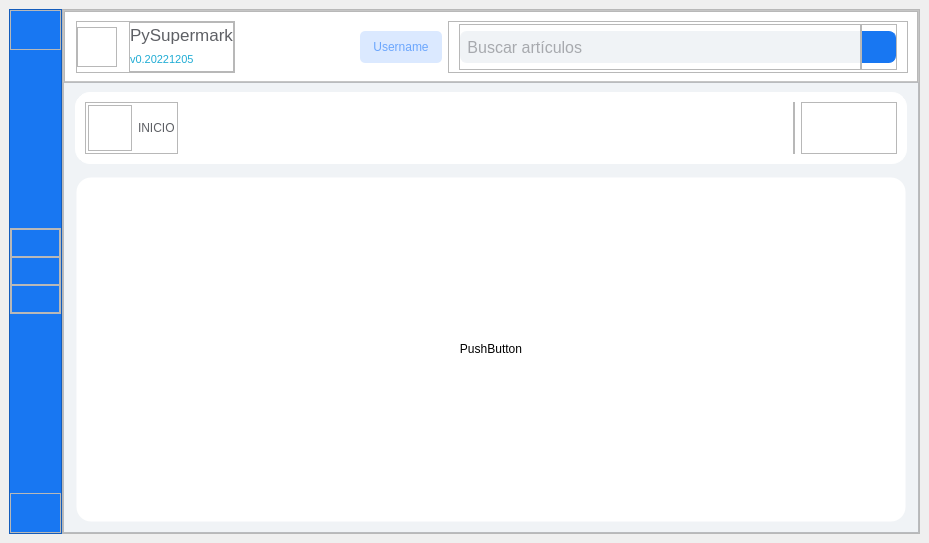
This is views/MainView2.ui in fgmc125/Py-Supermark-1KPG5 as Qt 5 draws it before an edit. The edited form follows.
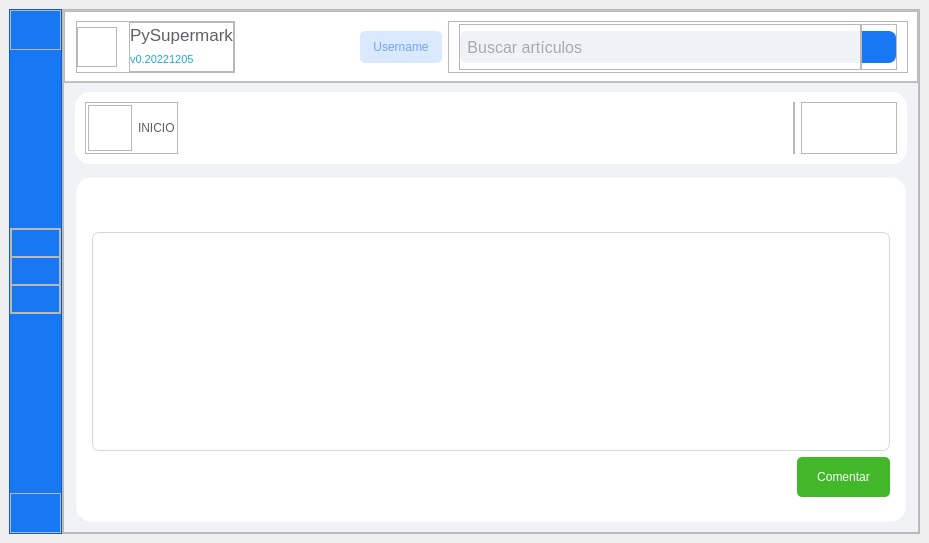
This is the edited form. Icons and pictures are not drawn.

Patch:
```diff
--- a/views/MainView2.ui
+++ b/views/MainView2.ui
@@ -1316,9 +1316,9 @@
                    <property name="geometry">
                     <rect>
                      <x>0</x>
-                     <y>0</y>
-                     <width>812</width>
-                     <height>313</height>
+                     <y>-220</y>
+                     <width>791</width>
+                     <height>533</height>
                     </rect>
                    </property>
                    <property name="styleSheet">
@@ -1351,22 +1351,105 @@
                        <enum>QFrame::Raised</enum>
                       </property>
                       <layout class="QHBoxLayout" name="horizontalLayout_11">
+                       <item>
+                        <widget class="QFrame" name="frame_8">
+                         <property name="frameShape">
+                          <enum>QFrame::StyledPanel</enum>
+                         </property>
+                         <property name="frameShadow">
+                          <enum>QFrame::Raised</enum>
+                         </property>
+                        </widget>
+                       </item>
+                       <item>
+                        <widget class="QFrame" name="frame_7">
+                         <property name="frameShape">
+                          <enum>QFrame::StyledPanel</enum>
+                         </property>
+                         <property name="frameShadow">
+                          <enum>QFrame::Raised</enum>
+                         </property>
+                        </widget>
+                       </item>
+                      </layout>
+                     </widget>
+                    </item>
+                    <item>
+                     <widget class="QFrame" name="frame_6">
+                      <property name="frameShape">
+                       <enum>QFrame::StyledPanel</enum>
+                      </property>
+                      <property name="frameShadow">
+                       <enum>QFrame::Raised</enum>
+                      </property>
+                     </widget>
+                    </item>
+                    <item>
+                     <widget class="QFrame" name="frame_10">
+                      <property name="layoutDirection">
+                       <enum>Qt::RightToLeft</enum>
+                      </property>
+                      <property name="frameShape">
+                       <enum>QFrame::StyledPanel</enum>
+                      </property>
+                      <property name="frameShadow">
+                       <enum>QFrame::Raised</enum>
+                      </property>
+                      <layout class="QVBoxLayout" name="verticalLayout_18">
                        <property name="leftMargin">
                         <number>0</number>
                        </property>
-                       <property name="topMargin">
-                        <number>0</number>
-                       </property>
                        <property name="rightMargin">
                         <number>0</number>
                        </property>
-                       <property name="bottomMargin">
-                        <number>0</number>
-                       </property>
+                       <item>
+                        <widget class="QTextEdit" name="textEdit">
+                         <property name="styleSheet">
+                          <string notr="true">QTextEdit {
+	background-color: transparent;
+	border : 1px solid;
+	border-color: #CED7E6;
+	border-radius: 7px;
+}</string>
+                         </property>
+                        </widget>
+                       </item>
                        <item>
                         <widget class="QPushButton" name="pushButton_3">
+                         <property name="sizePolicy">
+                          <sizepolicy hsizetype="Fixed" vsizetype="Fixed">
+                           <horstretch>0</horstretch>
+                           <verstretch>0</verstretch>
+                          </sizepolicy>
+                         </property>
+                         <property name="styleSheet">
+                          <string notr="true">QPushButton {
+	color : #FFFFFF;
+	border-style : solid;
+	border-radius: 5px;
+	min-height : 40px;
+	font : 77 18px &quot;Arial&quot;;
+	background-color : #42B72A;
+	padding-left : 20px;
+	padding-right : 20px;
+}
+
+QPushButton:hover {
+	border: 1px solid #FFF;
+	border-radius: 5px;
+}
+
+QPushButton:pressed {
+	background-color : transparent;
+	color : #42B72A;
+	border: 1px solid #42B72A;
+	border-radius: 5px;
+}
+
+</string>
+                         </property>
                          <property name="text">
-                          <string>PushButton</string>
+                          <string>Comentar</string>
                          </property>
                         </widget>
                        </item>
```
